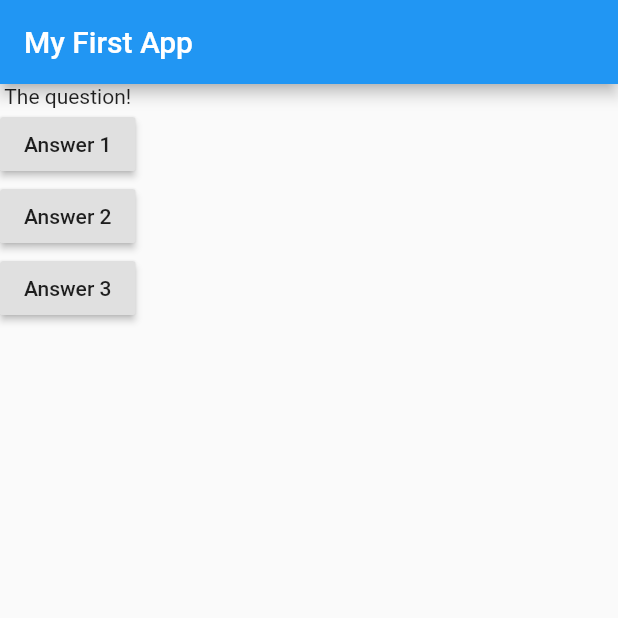
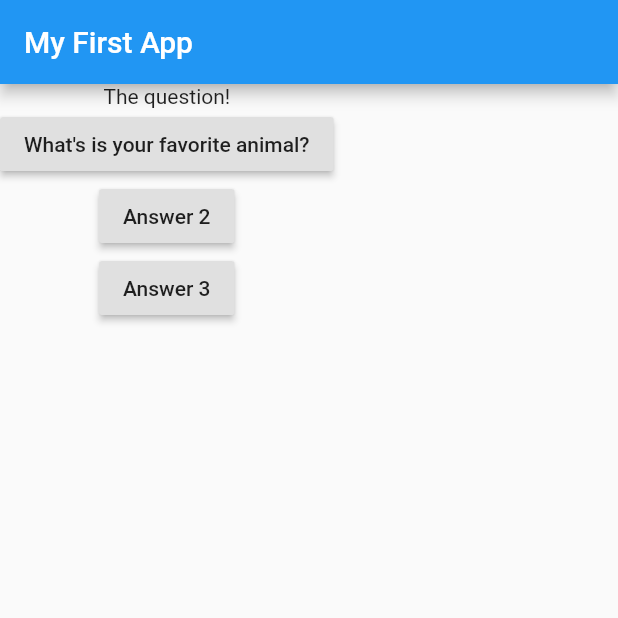
Before and after one commit to SkRhRasel/flutter_basic_widgets, a Flutter app: the screen it shows after launch, on a phone screen of 412 x 824 dp, the top half of it. Run offline on Flutter 3.47's test engine with Material 2 defaults, Android fonts, the phone set to English and light mode, and no system bars.

Commit message:
21. Updating Widget Data (Or Using StatelessWidget Incorrectly)

```diff
--- a/flutter_basic_widgets/lib/main.dart
+++ b/flutter_basic_widgets/lib/main.dart
@@ -2,16 +2,19 @@ import 'package:flutter/material.dart';
 
 void main() => runApp(MyApp());
 
-void answerQuestion() {
-  print('Answer Chosen!');
-}
+class MyApp extends StatelessWidget {
+  var questionIndex = 0;
 
-class MyApp extends StatelessWidget {
+  void answerQuestion() {
+    questionIndex = questionIndex + 1;
+    print(questionIndex);
+  }
+
   @override
   Widget build(BuildContext context) {
     var questions = [
       'What\'s is your favorite color?',
-      'What\'s is your favorite aniaml?',
+      'What\'s is your favorite animal?',
     ];
     return MaterialApp(
       home: Scaffold(
@@ -21,7 +24,7 @@ class MyApp extends StatelessWidget {
         body: Column(
           children: <Widget>[
             Text('The question!'),
-            RaisedButton(child: Text('Answer 1'), onPressed: answerQuestion),
+            RaisedButton(child: Text(questions[1]), onPressed: answerQuestion),
             RaisedButton(
               child: Text('Answer 2'),
               onPressed: () => print('Answer 2 chosen!'),
```
